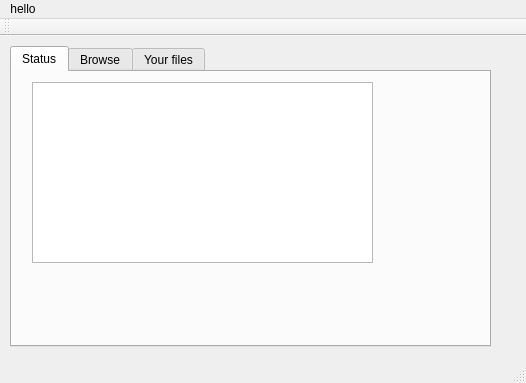
everystone/p2p, file qtClient/mainwindow.ui: the form before one commit.
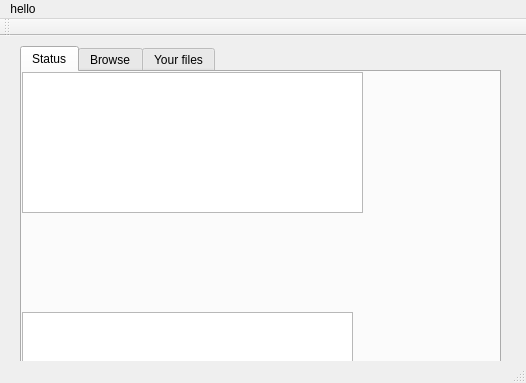
The form after the commit.

What changed in the file:
```diff
--- a/qtClient/mainwindow.ui
+++ b/qtClient/mainwindow.ui
@@ -17,10 +17,10 @@
    <widget class="QTabWidget" name="tabWidget">
     <property name="geometry">
      <rect>
-      <x>10</x>
+      <x>20</x>
       <y>10</y>
       <width>481</width>
-      <height>301</height>
+      <height>321</height>
      </rect>
     </property>
     <property name="currentIndex">
@@ -33,13 +33,26 @@
      <widget class="QListView" name="systemMessagesListView">
       <property name="geometry">
        <rect>
-        <x>20</x>
-        <y>10</y>
+        <x>0</x>
+        <y>0</y>
         <width>341</width>
-        <height>181</height>
+        <height>141</height>
        </rect>
       </property>
      </widget>
+     <widget class="QListView" name="ConnectionsListView">
+      <property name="geometry">
+       <rect>
+        <x>0</x>
+        <y>240</y>
+        <width>331</width>
+        <height>51</height>
+       </rect>
+      </property>
+      <property name="viewMode">
+       <enum>QListView::IconMode</enum>
+      </property>
+     </widget>
     </widget>
     <widget class="QWidget" name="tab_2">
      <attribute name="title">
```
Left out of the diff: 12 changed lines with no effect on the pictures.
